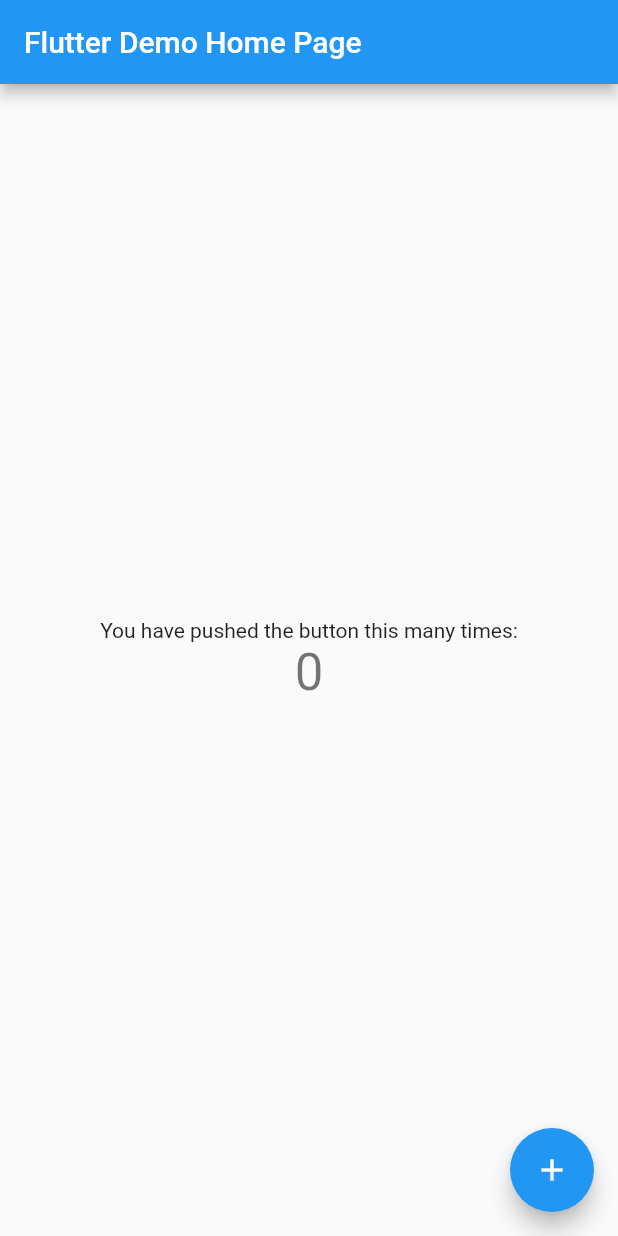
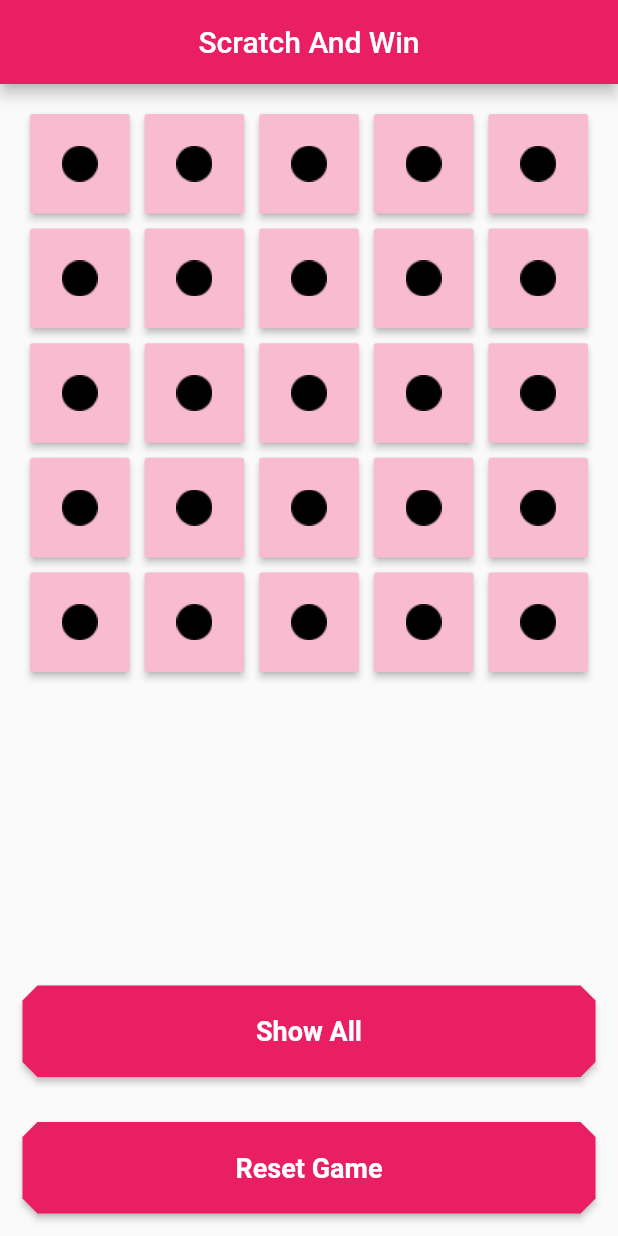
Before and after one commit to iamraajkanchan/scratchwin, a Flutter app: the screen it shows after launch, on a phone screen of 412 x 824 dp. Run offline on Flutter 3.47's test engine with Material 2 defaults, Android fonts, the light colour scheme and no system bars.

Commit message:
Uploaded on 10 April 2021

```diff
--- /dev/null
+++ b/lib/homepage.dart
@@ -0,0 +1,166 @@
+import 'package:flutter/material.dart';
+import 'dart:math';
+
+class HomePage extends StatefulWidget {
+  @override
+  _HomePageState createState() => _HomePageState();
+}
+
+class _HomePageState extends State<HomePage> {
+  //TODO: import images
+
+  AssetImage circle = AssetImage('assets/images/circle.png');
+  AssetImage lucky = AssetImage('assets/images/lucky.png');
+  AssetImage unlucky = AssetImage('assets/images/unlucky.png');
+
+  //TODO: get an array
+
+  List<String> itemArray;
+  int luckyNumber;
+
+  //TODO: initialize your array with 25 elements
+
+  @override
+  void initState() {
+    super.initState();
+    itemArray = List<String>.generate(25, (index) => 'empty');
+    generateRandomNumber();
+  }
+
+  generateRandomNumber() {
+    int random = Random().nextInt(10);
+    setState(() {
+      luckyNumber = random;
+    });
+  }
+
+  //TODO: define a getImage method.
+
+  AssetImage getImage(int index) {
+    String currentState = itemArray[index];
+    switch (currentState) {
+      case 'lucky':
+        return lucky;
+        break;
+      case 'unlucky':
+        return unlucky;
+        break;
+    }
+    return circle;
+  }
+
+  //TODO: play game method
+
+  playGame(int index) {
+    if (luckyNumber == index) {
+      setState(() {
+        itemArray[index] = 'lucky';
+      });
+    } else {
+      setState(() {
+        itemArray[index] = 'unlucky';
+      });
+    }
+  }
+
+  //TODO: showAll
+
+  showAll() {
+    setState(() {
+      itemArray = List<String>.filled(25, 'unlucky');
+      itemArray[luckyNumber] = 'lucky';
+    });
+  }
+
+  //TODO: Reset all
+
+  resetGame() {
+    setState(() {
+      itemArray = List<String>.filled(25, 'empty');
+    });
+    generateRandomNumber();
+  }
+
+  @override
+  Widget build(BuildContext context) {
+    return Scaffold(
+      appBar: AppBar(
+        title: Text('Scratch And Win'),
+        centerTitle: true,
+      ),
+      body: Column(
+        crossAxisAlignment: CrossAxisAlignment.stretch,
+        mainAxisAlignment: MainAxisAlignment.start,
+        children: <Widget>[
+          Expanded(
+            child: GridView.builder(
+              padding: EdgeInsets.all(20.0),
+              gridDelegate: SliverGridDelegateWithFixedCrossAxisCount(
+                crossAxisCount: 5,
+                childAspectRatio: 1.0,
+                crossAxisSpacing: 10.0,
+                mainAxisSpacing: 10.0,
+              ),
+              itemCount: itemArray.length,
+              itemBuilder: (context, index) => SizedBox(
+                width: 50.0,
+                height: 50.0,
+                child: MaterialButton(
+                  onPressed: () {
+                    this.playGame(index);
+                  },
+                  child: Image(
+                    image: this.getImage(index),
+                  ),
+                  color: Colors.pink[100],
+                ),
+              ),
+            ),
+          ),
+          Container(
+            margin: EdgeInsets.all(15.0),
+            child: MaterialButton(
+              onPressed: () {
+                this.showAll();
+              },
+              child: Text(
+                'Show All',
+                style: TextStyle(
+                  color: Colors.white,
+                  fontSize: 18.0,
+                  fontWeight: FontWeight.bold,
+                ),
+              ),
+              color: Colors.pink,
+              padding: EdgeInsets.all(20.0),
+              shape: BeveledRectangleBorder(
+                borderRadius: BorderRadius.all(Radius.circular(10.0)),
+              ),
+            ),
+          ),
+          Container(
+            margin: EdgeInsets.all(15.0),
+            child: MaterialButton(
+              onPressed: () {
+                this.resetGame();
+              },
+              child: Text(
+                'Reset Game',
+                style: TextStyle(
+                  color: Colors.white,
+                  fontSize: 18.0,
+                  fontWeight: FontWeight.bold,
+                ),
+              ),
+              color: Colors.pink,
+              padding: EdgeInsets.all(20.0),
+              shape: BeveledRectangleBorder(
+                borderRadius: BorderRadius.all(Radius.circular(10.0)),
+              ),
+            ),
+          ),
+        ],
+      ),
+    );
+  }
+}
--- a/lib/main.dart
+++ b/lib/main.dart
@@ -1,113 +1,13 @@
 import 'package:flutter/material.dart';
+import 'package:scratchwin/homepage.dart';
 
 void main() {
-  runApp(MyApp());
+  runApp(MaterialApp(
+    title: 'Screatch and Win',
+    debugShowCheckedModeBanner: false,
+    theme: ThemeData(
+      primarySwatch: Colors.pink,
+    ),
+    home: HomePage(),
+  ));
 }
-
-class MyApp extends StatelessWidget {
-  // This widget is the root of your application.
-  @override
-  Widget build(BuildContext context) {
-    return MaterialApp(
-      title: 'Flutter Demo',
-      theme: ThemeData(
-        // This is the theme of your application.
-        //
-        // Try running your application with "flutter run". You'll see the
-        // application has a blue toolbar. Then, without quitting the app, try
-        // changing the primarySwatch below to Colors.green and then invoke
-        // "hot reload" (press "r" in the console where you ran "flutter run",
-        // or simply save your changes to "hot reload" in a Flutter IDE).
-        // Notice that the counter didn't reset back to zero; the application
-        // is not restarted.
-        primarySwatch: Colors.blue,
-      ),
-      home: MyHomePage(title: 'Flutter Demo Home Page'),
-    );
-  }
-}
-
-class MyHomePage extends StatefulWidget {
-  MyHomePage({Key key, this.title}) : super(key: key);
-
-  // This widget is the home page of your application. It is stateful, meaning
-  // that it has a State object (defined below) that contains fields that affect
-  // how it looks.
-
-  // This class is the configuration for the state. It holds the values (in this
-  // case the title) provided by the parent (in this case the App widget) and
-  // used by the build method of the State. Fields in a Widget subclass are
-  // always marked "final".
-
-  final String title;
-
-  @override
-  _MyHomePageState createState() => _MyHomePageState();
-}
-
-class _MyHomePageState extends State<MyHomePage> {
-  int _counter = 0;
-
-  void _incrementCounter() {
-    setState(() {
-      // This call to setState tells the Flutter framework that something has
-      // changed in this State, which causes it to rerun the build method below
-      // so that the display can reflect the updated values. If we changed
-      // _counter without calling setState(), then the build method would not be
-      // called again, and so nothing would appear to happen.
-      _counter++;
-    });
-  }
-
-  @override
-  Widget build(BuildContext context) {
-    // This method is rerun every time setState is called, for instance as done
-    // by the _incrementCounter method above.
-    //
-    // The Flutter framework has been optimized to make rerunning build methods
-    // fast, so that you can just rebuild anything that needs updating rather
-    // than having to individually change instances of widgets.
-    return Scaffold(
-      appBar: AppBar(
-        // Here we take the value from the MyHomePage object that was created by
-        // the App.build method, and use it to set our appbar title.
-        title: Text(widget.title),
-      ),
-      body: Center(
-        // Center is a layout widget. It takes a single child and positions it
-        // in the middle of the parent.
-        child: Column(
-          // Column is also a layout widget. It takes a list of children and
-          // arranges them vertically. By default, it sizes itself to fit its
-          // children horizontally, and tries to be as tall as its parent.
-          //
-          // Invoke "debug painting" (press "p" in the console, choose the
-          // "Toggle Debug Paint" action from the Flutter Inspector in Android
-          // Studio, or the "Toggle Debug Paint" command in Visual Studio Code)
-          // to see the wireframe for each widget.
-          //
-          // Column has various properties to control how it sizes itself and
-          // how it positions its children. Here we use mainAxisAlignment to
-          // center the children vertically; the main axis here is the vertical
-          // axis because Columns are vertical (the cross axis would be
-          // horizontal).
-          mainAxisAlignment: MainAxisAlignment.center,
-          children: <Widget>[
-            Text(
-              'You have pushed the button this many times:',
-            ),
-            Text(
-              '$_counter',
-              style: Theme.of(context).textTheme.headline4,
-            ),
-          ],
-        ),
-      ),
-      floatingActionButton: FloatingActionButton(
-        onPressed: _incrementCounter,
-        tooltip: 'Increment',
-        child: Icon(Icons.add),
-      ), // This trailing comma makes auto-formatting nicer for build methods.
-    );
-  }
-}
--- a/pubspec.yaml
+++ b/pubspec.yaml
@@ -45,9 +45,8 @@
   uses-material-design: true
 
   # To add assets to your application, add an assets section, like this:
-  # assets:
-  #   - images/a_dot_burr.jpeg
-  #   - images/a_dot_ham.jpeg
+  assets:
+    - assets/images/
 
   # An image asset can refer to one or more resolution-specific "variants", see
   # https://flutter.dev/assets-and-images/#resolution-aware.
```
Also changed, not shown: assets/images/circle.png (added), assets/images/lucky.png (added), assets/images/unlucky.png (added), 1 other file.
